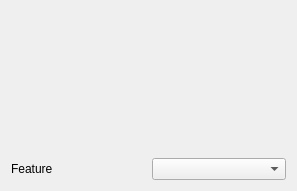
This is src/napari_stress/_visualization/feature_visualizer.ui in campaslab/napari-stress as Qt 5 draws it before an edit. The edited form follows.
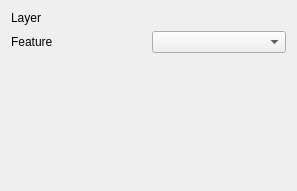
This is the edited form.

Commit message: added visualization widget

Diff of the .ui file:
```diff
--- a/src/napari_stress/_visualization/feature_visualizer.ui
+++ b/src/napari_stress/_visualization/feature_visualizer.ui
@@ -13,23 +13,36 @@
   <property name="windowTitle">
    <string>Form</string>
   </property>
-  <layout class="QVBoxLayout" name="verticalLayout">
-   <item>
-    <widget class="QWidget" name="layer_selector" native="true"/>
+  <layout class="QGridLayout" name="gridLayout">
+   <item row="0" column="0">
+    <widget class="QLabel" name="label_3">
+     <property name="text">
+      <string>Layer</string>
+     </property>
+    </widget>
    </item>
-   <item>
-    <layout class="QHBoxLayout" name="horizontalLayout">
-     <item>
+   <item row="1" column="1">
+    <widget class="QComboBox" name="feature_select"/>
+   </item>
+   <item row="1" column="0">
       <widget class="QLabel" name="label_2">
        <property name="text">
         <string>Feature</string>
        </property>
       </widget>
      </item>
-     <item>
-      <widget class="QComboBox" name="feature_selector"/>
-     </item>
-    </layout>
+   <item row="2" column="0" colspan="2">
+    <spacer name="verticalSpacer">
+     <property name="orientation">
+      <enum>Qt::Vertical</enum>
+     </property>
+     <property name="sizeHint" stdset="0">
+      <size>
+       <width>20</width>
+       <height>40</height>
+      </size>
+     </property>
+    </spacer>
    </item>
   </layout>
  </widget>
```
Left out of the diff: 4 changed lines with no effect on the pictures. Lines whose indentation alone changed are shown as unchanged. The commit also changes 1 other file.
